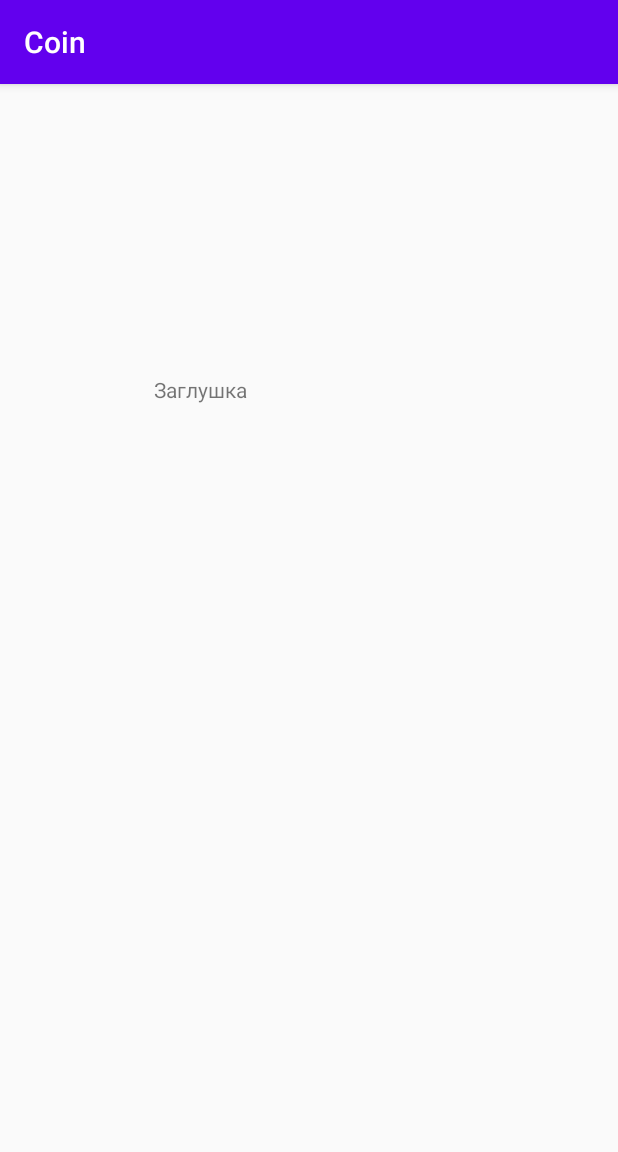
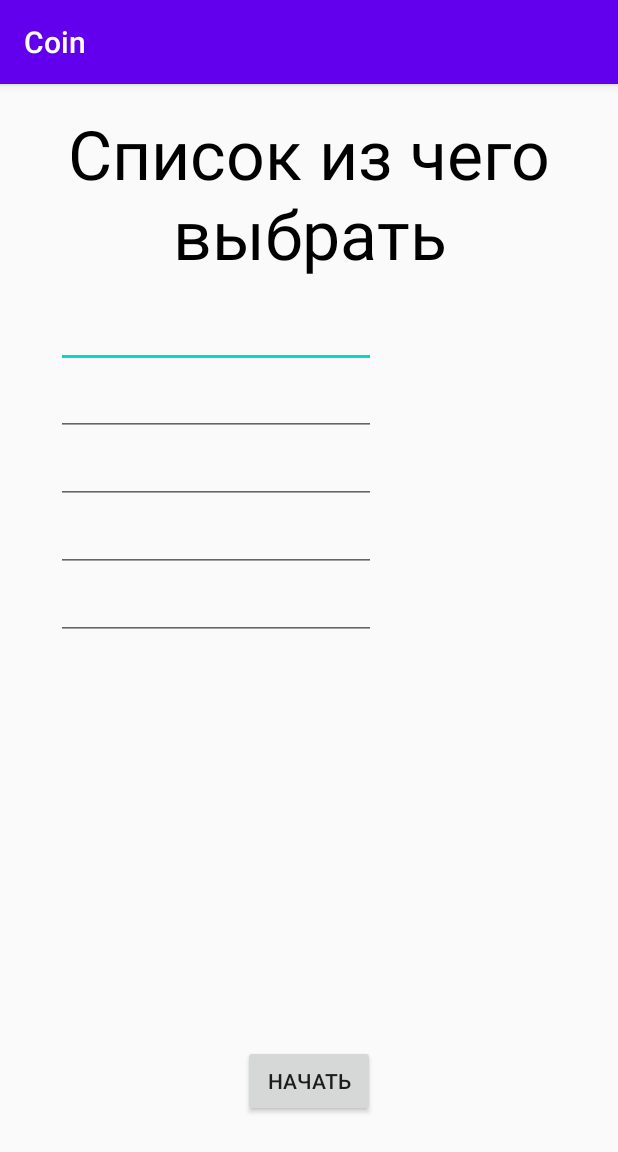
Before and after one commit to Tem4ik91/Coin, an Android app: the MainActivityList screen opened directly, with no data from a screen before it, on a phone screen of 412 x 824 dp. Shown: the top 1152 px of the screen. Run offline under Robolectric (Android 15) with nearby library versions, the phone set to English and light mode, and no system bars.

Commit message:
list xml

```diff
--- a/app/build.gradle
+++ b/app/build.gradle
@@ -34,4 +34,5 @@ dependencies {
     testImplementation 'junit:junit:4.12'
     androidTestImplementation 'androidx.test.ext:junit:1.1.1'
     androidTestImplementation 'androidx.test.espresso:espresso-core:3.2.0'
+    implementation 'androidx.recyclerview:recyclerview:1.0.0'
 }
--- a/app/src/main/java/com/example/coin/MainActivityCoin.kt
+++ b/app/src/main/java/com/example/coin/MainActivityCoin.kt
@@ -10,7 +10,7 @@ class MainActivityCoin : AppCompatActivity() {
     override fun onCreate(savedInstanceState: Bundle?) {
         super.onCreate(savedInstanceState)
         setContentView(R.layout.activity_main_coin)
-        val arrayCoin = arrayOf("Да","Нет")
+        val arrayCoin = arrayOf("ДА","НЕТ")
 
         buttonCoin.setOnClickListener {
 
--- a/app/src/main/java/com/example/coin/MainActivityList.kt
+++ b/app/src/main/java/com/example/coin/MainActivityList.kt
@@ -2,11 +2,19 @@ package com.example.coin
 
 import androidx.appcompat.app.AppCompatActivity
 import android.os.Bundle
+import kotlinx.android.synthetic.main.activity_main_list.*
 
 class MainActivityList : AppCompatActivity() {
 
     override fun onCreate(savedInstanceState: Bundle?) {
         super.onCreate(savedInstanceState)
         setContentView(R.layout.activity_main_list)
+
+        buttonList.setOnClickListener {
+
+
+
+
+        }
     }
 }
--- a/app/src/main/res/layout/activity_main.xml
+++ b/app/src/main/res/layout/activity_main.xml
@@ -16,7 +16,7 @@
             android:layout_height="wrap_content"
             android:layout_gravity="center"
             android:layout_marginBottom="10dp"
-            android:text="Монетка" />
+            android:text="Подбросить Монету" />
 
 
         <Button
--- a/app/src/main/res/layout/activity_main_coin.xml
+++ b/app/src/main/res/layout/activity_main_coin.xml
@@ -10,7 +10,7 @@
         android:id="@+id/textViewCoin"
         android:layout_width="wrap_content"
         android:layout_height="wrap_content"
-        android:layout_marginTop="25dp"
+        android:layout_marginTop="70dp"
         android:layout_marginBottom="127dp"
         android:text="Задайте вопрос"
         android:textAlignment="center"
@@ -18,6 +18,7 @@
         android:textSize="45sp"
         app:layout_constraintBottom_toTopOf="@+id/otvetCoin"
         app:layout_constraintEnd_toEndOf="parent"
+        app:layout_constraintHorizontal_bias="0.493"
         app:layout_constraintStart_toStartOf="parent"
         app:layout_constraintTop_toTopOf="parent" />
 
@@ -25,13 +26,15 @@
         android:id="@+id/otvetCoin"
         android:layout_width="wrap_content"
         android:layout_height="wrap_content"
-        android:layout_marginBottom="337dp"
+        android:layout_marginBottom="300dp"
         android:text=""
         android:textAlignment="center"
         android:textColor="#000000"
-        android:textSize="35sp"
+        android:textSize="40sp"
+        android:textStyle="bold"
         app:layout_constraintBottom_toBottomOf="parent"
         app:layout_constraintEnd_toEndOf="parent"
+        app:layout_constraintHorizontal_bias="0.498"
         app:layout_constraintStart_toStartOf="parent"
         app:layout_constraintTop_toBottomOf="@+id/textViewCoin" />
 
@@ -39,7 +42,7 @@
         android:id="@+id/buttonCoin"
         android:layout_width="wrap_content"
         android:layout_height="wrap_content"
-        android:layout_marginTop="128dp"
+        android:layout_marginTop="200dp"
         android:text="Узнать ответ"
         app:layout_constraintEnd_toEndOf="parent"
         app:layout_constraintHorizontal_bias="0.498"
--- a/app/src/main/res/layout/activity_main_list.xml
+++ b/app/src/main/res/layout/activity_main_list.xml
@@ -7,12 +7,76 @@
     tools:context=".MainActivityList">
 
     <TextView
-        android:id="@+id/textView2"
-        android:layout_width="207dp"
-        android:layout_height="67dp"
-        android:layout_marginTop="194dp"
-        android:text="Заглушка"
-        app:layout_constraintEnd_toEndOf="parent"
+        android:id="@+id/textViewList"
+        android:layout_width="wrap_content"
+        android:layout_height="wrap_content"
+        android:layout_marginTop="16dp"
+        android:text="Список из чего выбрать"
+        android:textAlignment="center"
+        android:textColor="#000000"
+        android:textSize="45sp"
         app:layout_constraintStart_toStartOf="parent"
         app:layout_constraintTop_toTopOf="parent" />
+
+    <EditText
+        android:id="@+id/editTextList2"
+        android:layout_width="wrap_content"
+        android:layout_height="wrap_content"
+        android:layout_marginStart="37dp"
+        android:layout_marginTop="14dp"
+        android:ems="10"
+        android:inputType="textPersonName"
+        android:text=""
+        app:layout_constraintStart_toStartOf="@+id/textViewList"
+        app:layout_constraintTop_toBottomOf="@+id/textViewList" />
+
+    <EditText
+        android:id="@+id/editTextList3"
+        android:layout_width="wrap_content"
+        android:layout_height="wrap_content"
+        android:ems="10"
+        android:inputType="textPersonName"
+        android:text=""
+        app:layout_constraintStart_toStartOf="@+id/editTextList2"
+        app:layout_constraintTop_toBottomOf="@+id/editTextList2" />
+
+    <EditText
+        android:id="@+id/editTextList4"
+        android:layout_width="wrap_content"
+        android:layout_height="wrap_content"
+        android:ems="10"
+        android:inputType="textPersonName"
+        android:text=""
+        app:layout_constraintStart_toStartOf="@+id/editTextList3"
+        app:layout_constraintTop_toBottomOf="@+id/editTextList3" />
+
+    <EditText
+        android:id="@+id/editTextList5"
+        android:layout_width="wrap_content"
+        android:layout_height="wrap_content"
+        android:ems="10"
+        android:inputType="textPersonName"
+        android:text=""
+        app:layout_constraintStart_toStartOf="@+id/editTextList4"
+        app:layout_constraintTop_toBottomOf="@+id/editTextList4" />
+
+    <EditText
+        android:id="@+id/editTextList6"
+        android:layout_width="wrap_content"
+        android:layout_height="wrap_content"
+        android:ems="10"
+        android:inputType="textPersonName"
+        android:text=""
+        app:layout_constraintStart_toStartOf="@+id/editTextList5"
+        app:layout_constraintTop_toBottomOf="@+id/editTextList5" />
+
+    <Button
+        android:id="@+id/buttonList"
+        android:layout_width="wrap_content"
+        android:layout_height="wrap_content"
+        android:layout_marginBottom="79dp"
+        android:text="Начать"
+        app:layout_constraintBottom_toBottomOf="parent"
+        app:layout_constraintEnd_toEndOf="parent"
+        app:layout_constraintStart_toStartOf="parent" />
 </androidx.constraintlayout.widget.ConstraintLayout>
```
Also changed, not shown: 8 other files.
